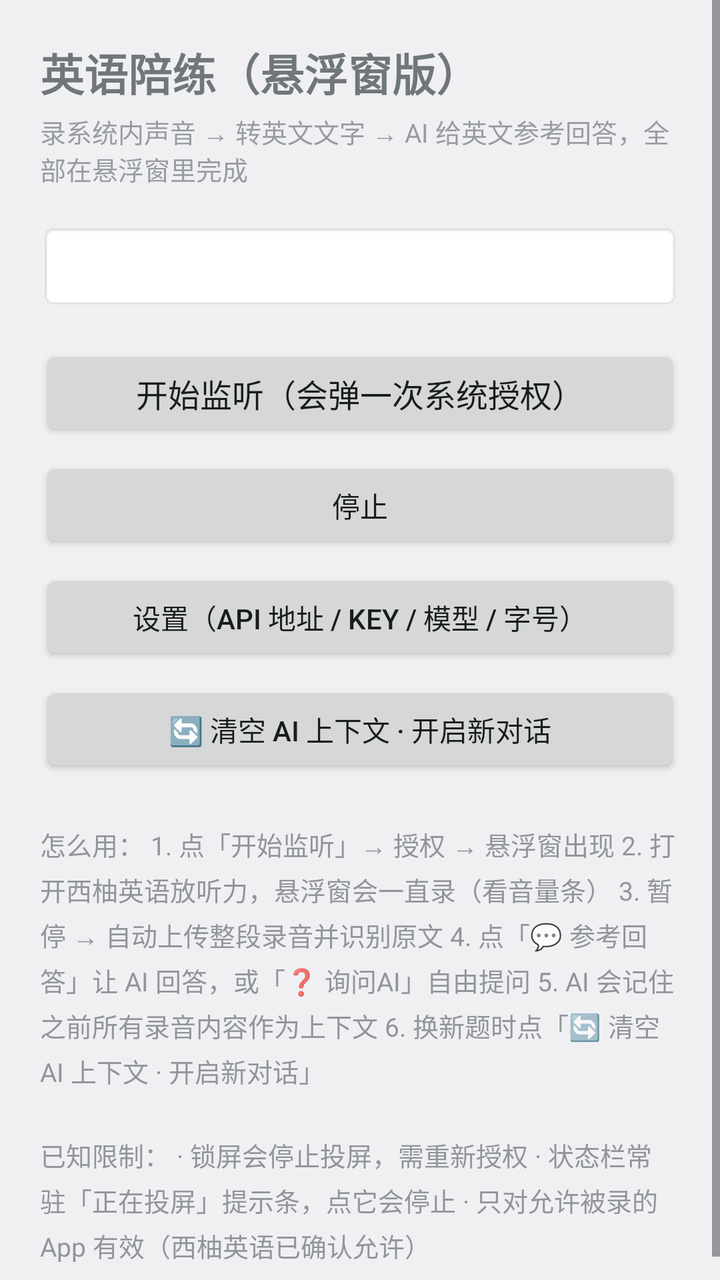
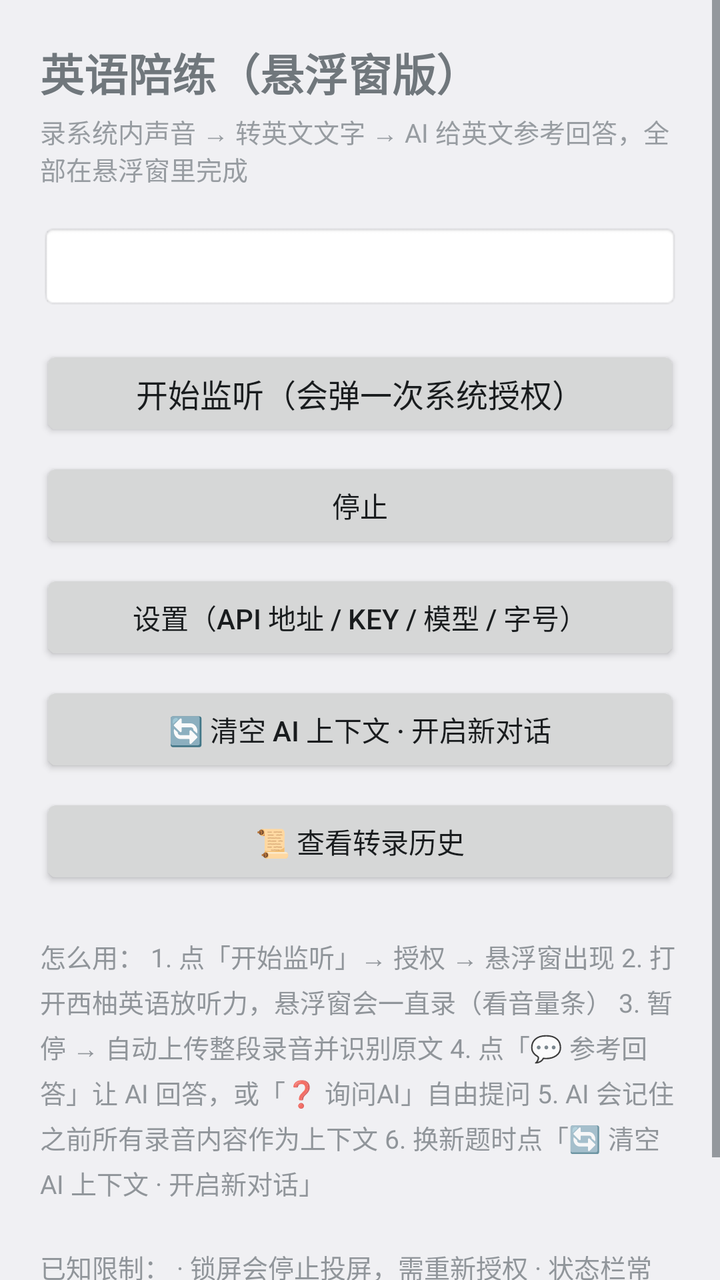

An Android layout rendered at two revisions. The XML below is the earlier revision; the diff shows what the commit changed to produce the second picture.
<!-- AndroidManifest.xml: application theme android:Theme.DeviceDefault.DayNight -->
<!-- res/layout/activity_main.xml -->
<?xml version="1.0" encoding="utf-8"?>
<ScrollView xmlns:android="http://schemas.android.com/apk/res/android"
    android:layout_width="match_parent"
    android:layout_height="match_parent">

    <LinearLayout
        android:layout_width="match_parent"
        android:layout_height="wrap_content"
        android:orientation="vertical"
        android:padding="20dp">

        <TextView
            android:layout_width="wrap_content"
            android:layout_height="wrap_content"
            android:text="英语陪练（悬浮窗版）"
            android:textSize="22sp"
            android:textStyle="bold" />

        <TextView
            android:layout_width="match_parent"
            android:layout_height="wrap_content"
            android:layout_marginTop="4dp"
            android:alpha="0.7"
            android:text="录系统内声音 → 转英文文字 → AI 给英文参考回答，全部在悬浮窗里完成"
            android:textSize="13sp" />

        <TextView
            android:id="@+id/tvStatus"
            android:layout_width="match_parent"
            android:layout_height="wrap_content"
            android:layout_marginTop="18dp"
            android:background="@android:drawable/editbox_background"
            android:padding="12dp"
            android:textSize="14sp" />

        <Button
            android:id="@+id/btnStart"
            android:layout_width="match_parent"
            android:layout_height="wrap_content"
            android:layout_marginTop="18dp"
            android:text="开始监听（会弹一次系统授权）"
            android:textSize="16sp" />

        <Button
            android:id="@+id/btnStop"
            android:layout_width="match_parent"
            android:layout_height="wrap_content"
            android:layout_marginTop="8dp"
            android:text="停止" />

        <Button
            android:id="@+id/btnSettings"
            android:layout_width="match_parent"
            android:layout_height="wrap_content"
            android:layout_marginTop="8dp"
            android:text="设置（API 地址 / Key / 模型 / 字号）" />

        <Button
            android:id="@+id/btnNewChat"
            android:layout_width="match_parent"
            android:layout_height="wrap_content"
            android:layout_marginTop="8dp"
            android:text="🔄 清空 AI 上下文 · 开启新对话" />

        <TextView
            android:layout_width="match_parent"
            android:layout_height="wrap_content"
            android:layout_marginTop="24dp"
            android:alpha="0.75"
            android:lineSpacingExtra="4dp"
            android:text="怎么用：
1. 点「开始监听」→ 授权 → 悬浮窗出现
2. 打开西柚英语放听力，悬浮窗会一直录（看音量条）
3. 暂停 → 自动上传整段录音并识别原文
4. 点「💬 参考回答」让 AI 回答，或「❓ 询问AI」自由提问
5. AI 会记住之前所有录音内容作为上下文
6. 换新题时点「🔄 清空 AI 上下文 · 开启新对话」\n\n已知限制：
· 锁屏会停止投屏，需重新授权
· 状态栏常驻「正在投屏」提示条，点它会停止
· 只对允许被录的 App 有效（西柚英语已确认允许）"
            android:textSize="13sp" />

    </LinearLayout>
</ScrollView>
<!-- resources referenced by this layout -->
<resources>

</resources>

<!-- the commit's change to res/layout/activity_main.xml (unified diff, before → after) -->
@@ -62,6 +62,13 @@
             android:layout_marginTop="8dp"
             android:text="🔄 清空 AI 上下文 · 开启新对话" />
 
+        <Button
+            android:id="@+id/btnHistory"
+            android:layout_width="match_parent"
+            android:layout_height="wrap_content"
+            android:layout_marginTop="8dp"
+            android:text="📜 查看转录历史" />
+
         <TextView
             android:layout_width="match_parent"
             android:layout_height="wrap_content"
